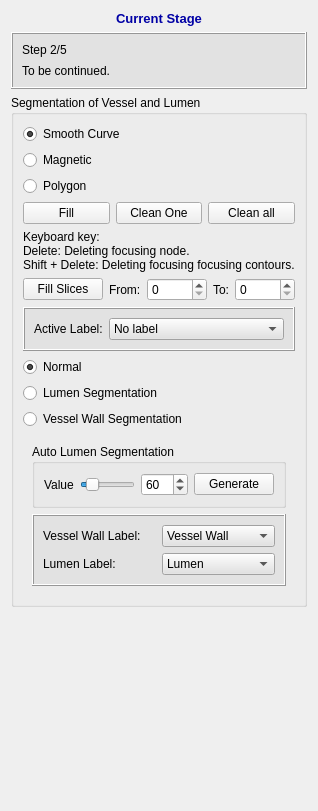
The window that codes/Controller/InteractorStyles/QInteractorStyleVesselSegmentation2.ui (wuzhuobin/Vessel_Project) describes before a commit, drawn with Qt 5.
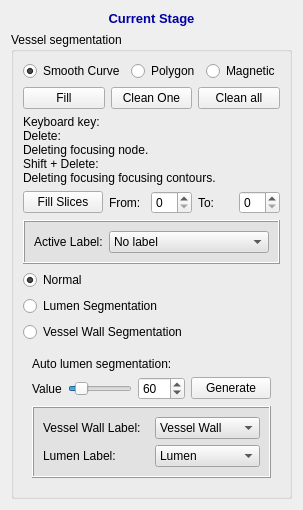
The same window after the commit. The open tabs and pages were chosen to show the change. Icons and pictures are not drawn.

```diff
--- a/codes/Controller/InteractorStyles/QInteractorStyleVesselSegmentation2.ui
+++ b/codes/Controller/InteractorStyles/QInteractorStyleVesselSegmentation2.ui
@@ -6,8 +6,8 @@
    <rect>
     <x>0</x>
     <y>0</y>
-    <width>302</width>
-    <height>811</height>
+    <width>298</width>
+    <height>487</height>
    </rect>
   </property>
   <property name="windowTitle">
@@ -37,96 +37,14 @@
      </property>
     </widget>
    </item>
-   <item>
-    <widget class="QFrame" name="frame_5">
-     <property name="sizePolicy">
-      <sizepolicy hsizetype="Preferred" vsizetype="Fixed">
-       <horstretch>0</horstretch>
-       <verstretch>0</verstretch>
-      </sizepolicy>
-     </property>
-     <property name="minimumSize">
-      <size>
-       <width>0</width>
-       <height>0</height>
-      </size>
-     </property>
-     <property name="font">
-      <font>
-       <family>Arial</family>
-       <pointsize>10</pointsize>
-      </font>
-     </property>
-     <property name="styleSheet">
-      <string notr="true">background-color: rgb(226, 226, 226)</string>
-     </property>
-     <property name="frameShape">
-      <enum>QFrame::Box</enum>
-     </property>
-     <property name="frameShadow">
-      <enum>QFrame::Raised</enum>
-     </property>
-     <property name="lineWidth">
-      <number>1</number>
-     </property>
-     <layout class="QVBoxLayout" name="verticalLayout_11">
-      <property name="spacing">
-       <number>7</number>
-      </property>
-      <item>
-       <layout class="QVBoxLayout" name="verticalLayout_12">
-        <property name="spacing">
-         <number>7</number>
-        </property>
-        <item>
-         <layout class="QHBoxLayout" name="horizontalLayout_11">
-          <item>
-           <widget class="QLabel" name="label_23">
-            <property name="sizePolicy">
-             <sizepolicy hsizetype="Preferred" vsizetype="Minimum">
-              <horstretch>0</horstretch>
-              <verstretch>0</verstretch>
-             </sizepolicy>
-            </property>
-            <property name="font">
-             <font>
-              <family>Arial</family>
-             </font>
-            </property>
-            <property name="text">
-             <string>Step 2/5</string>
-            </property>
-           </widget>
-          </item>
-         </layout>
-        </item>
-       </layout>
-      </item>
-      <item>
-       <widget class="QLabel" name="label_20">
-        <property name="sizePolicy">
-         <sizepolicy hsizetype="Preferred" vsizetype="Minimum">
-          <horstretch>0</horstretch>
-          <verstretch>0</verstretch>
-         </sizepolicy>
-        </property>
-        <property name="text">
-         <string>To be continued.</string>
-        </property>
-        <property name="wordWrap">
-         <bool>true</bool>
-        </property>
-       </widget>
-      </item>
-     </layout>
-    </widget>
-   </item>
    <item>
     <widget class="QGroupBox" name="groupBox_2">
      <property name="title">
-      <string>Segmentation of Vessel and Lumen</string>
+      <string>Vessel segmentation</string>
      </property>
-     <layout class="QVBoxLayout" name="verticalLayout_6">
+     <layout class="QVBoxLayout" name="verticalLayout">
+      <item>
+       <layout class="QHBoxLayout" name="horizontalLayout_10">
       <item>
        <widget class="QRadioButton" name="smoothCurveRadioButton">
         <property name="text">
@@ -140,16 +58,6 @@
         </attribute>
        </widget>
       </item>
-      <item>
-       <widget class="QRadioButton" name="radioButtonMagnetic">
-        <property name="text">
-         <string>Magnetic</string>
-        </property>
-        <attribute name="buttonGroup">
-         <string notr="true">buttonGroup</string>
-        </attribute>
-       </widget>
-      </item>
       <item>
        <widget class="QRadioButton" name="polygonRadionButton">
         <property name="text">
@@ -161,6 +69,18 @@
        </widget>
       </item>
       <item>
+         <widget class="QRadioButton" name="radioButtonMagnetic">
+          <property name="text">
+           <string>Magnetic</string>
+          </property>
+          <attribute name="buttonGroup">
+           <string notr="true">buttonGroup</string>
+          </attribute>
+         </widget>
+        </item>
+       </layout>
+      </item>
+      <item>
        <layout class="QHBoxLayout" name="horizontalLayout_2">
         <item>
          <widget class="QPushButton" name="fillContourPushButton">
@@ -189,8 +109,10 @@
        <widget class="QLabel" name="label_2">
         <property name="text">
          <string>Keyboard key:
-Delete: Deleting focusing node. 
-Shift + Delete: Deleting focusing focusing contours.</string>
+Delete: 
+Deleting focusing node. 
+Shift + Delete: 
+Deleting focusing focusing contours.</string>
         </property>
        </widget>
       </item>
@@ -213,7 +135,7 @@
         <item>
          <widget class="QSpinBox" name="spinBoxFillSlicesBegin">
           <property name="sizePolicy">
-           <sizepolicy hsizetype="Expanding" vsizetype="Fixed">
+           <sizepolicy hsizetype="Minimum" vsizetype="Fixed">
             <horstretch>0</horstretch>
             <verstretch>0</verstretch>
            </sizepolicy>
@@ -230,7 +152,7 @@
         <item>
          <widget class="QSpinBox" name="spinBoxFillSliceEnd">
           <property name="sizePolicy">
-           <sizepolicy hsizetype="Expanding" vsizetype="Fixed">
+           <sizepolicy hsizetype="Minimum" vsizetype="Fixed">
             <horstretch>0</horstretch>
             <verstretch>0</verstretch>
            </sizepolicy>
@@ -404,7 +326,7 @@
          <number>0</number>
         </property>
         <property name="currentIndex">
-         <number>2</number>
+         <number>1</number>
         </property>
         <widget class="QWidget" name="pageNormal">
          <layout class="QVBoxLayout" name="verticalLayout_7"/>
@@ -412,14 +334,12 @@
         <widget class="QWidget" name="pageVesselWallSegmentation">
          <layout class="QVBoxLayout" name="verticalLayout_8">
           <item>
-           <widget class="QGroupBox" name="groupBox">
-            <property name="enabled">
-             <bool>true</bool>
-            </property>
-            <property name="title">
+           <widget class="QLabel" name="label_4">
+            <property name="text">
              <string>Auto Vessel Wall Segmentation</string>
             </property>
-            <layout class="QVBoxLayout" name="verticalLayout">
+           </widget>
+          </item>
              <item>
               <layout class="QHBoxLayout" name="horizontalLayout">
                <item>
@@ -466,9 +386,6 @@
                </item>
               </layout>
              </item>
-            </layout>
-           </widget>
-          </item>
           <item>
            <widget class="QFrame" name="vesselFrame">
             <property name="enabled">
@@ -578,14 +495,12 @@
         <widget class="QWidget" name="pageLumenSegmentation">
          <layout class="QVBoxLayout" name="verticalLayout_5">
           <item>
-           <widget class="QGroupBox" name="groupBox_6">
-            <property name="enabled">
-             <bool>true</bool>
+           <widget class="QLabel" name="label_3">
+            <property name="text">
+             <string>Auto lumen segmentation:</string>
             </property>
-            <property name="title">
-             <string>Auto Lumen Segmentation </string>
-            </property>
-            <layout class="QVBoxLayout" name="verticalLayout_4">
+           </widget>
+          </item>
              <item>
               <layout class="QHBoxLayout" name="horizontalLayout_7">
                <item>
@@ -633,9 +548,6 @@
                </item>
               </layout>
              </item>
-            </layout>
-           </widget>
-          </item>
           <item>
            <widget class="QFrame" name="vesselFrame_2">
             <property name="enabled">
@@ -754,6 +666,7 @@
      <zorder>radioButtonMagnetic</zorder>
      <zorder>frame_6</zorder>
      <zorder>label_2</zorder>
+     <zorder></zorder>
     </widget>
    </item>
    <item>
```
Left out of the diff: 2 changed lines with no effect on the pictures. Lines whose indentation alone changed are shown as unchanged.
